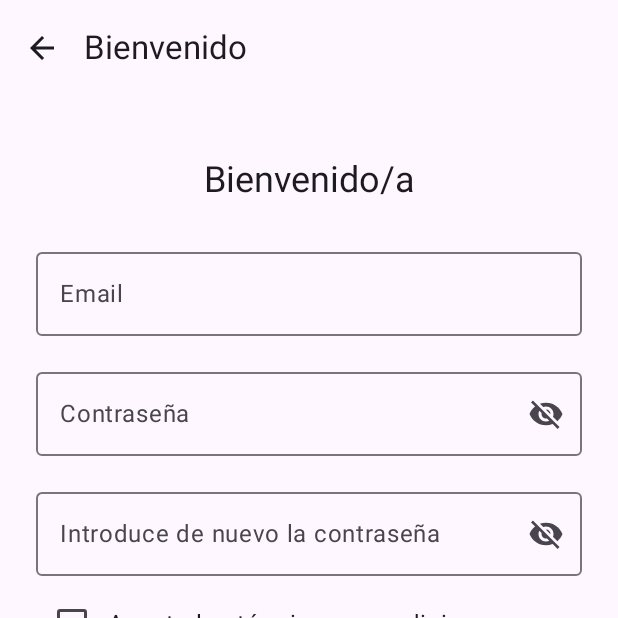
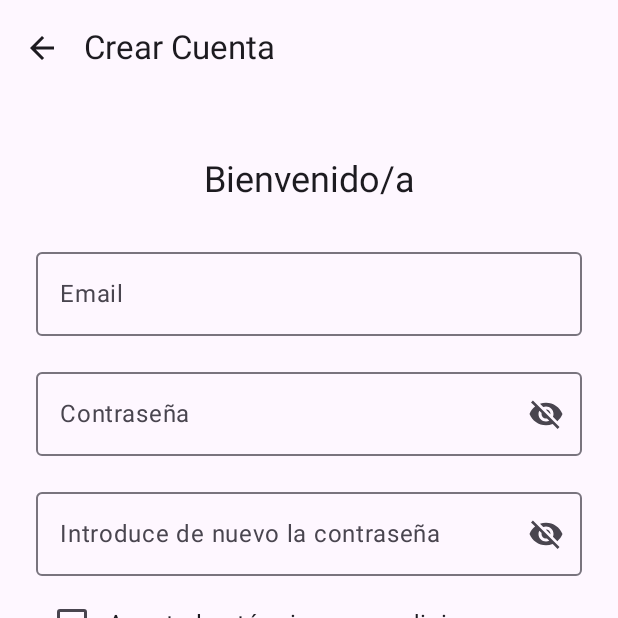
Before and after one commit to noelmm47/PMDM, an Android app built with Jetpack Compose: the RegisterScreen screen opened through its navigation route, on a phone screen of 412 x 824 dp, the top half of it. Run offline under Robolectric (Android 15) with nearby library versions, the phone set to English and light mode, and no system bars.

Commit message:
Se ha completado la tarea. Lo único que quedaría serían retos opcionales.

```diff
--- a/app/src/main/java/com/ejemplo/login/LoginScreen.kt
+++ b/app/src/main/java/com/ejemplo/login/LoginScreen.kt
@@ -261,7 +261,7 @@ fun LoginScreen(
         Spacer(modifier = Modifier.height(16.dp))
 
         TextButton(onClick = onGoToRegister) {
-            Text(stringResource(R.string.ya_tienes_cuenta))
+            Text(stringResource(R.string.sin_cuenta))
         }
     }
 }
--- a/app/src/main/res/values/strings.xml
+++ b/app/src/main/res/values/strings.xml
@@ -1,6 +1,6 @@
 <resources>
     //REGISTRO
-    <string name="titulo_registro">Bienvenido</string>
+    <string name="titulo_registro">Crear Cuenta</string>
     <string name="volver">Volver a pantalla anterior</string>
     <string name="hint_confirm_password">Introduce de nuevo la contraseña</string>
     <string name="acepto_terminos">Acepto los términos y condiciones</string>
@@ -23,6 +23,7 @@
     <string name="boton_entrar">ENTRAR</string>
     <string name="olvidaste_password">¿Olvidaste tu contraseña?</string>
     <string name="toggle_password">Mostrar u ocultar contraseña</string>
+    <string name="sin_cuenta">¿No tienes cuenta? ¡Regístrate!</string>
 
 
     <string name="login_correcto">Login correcto</string>
```
